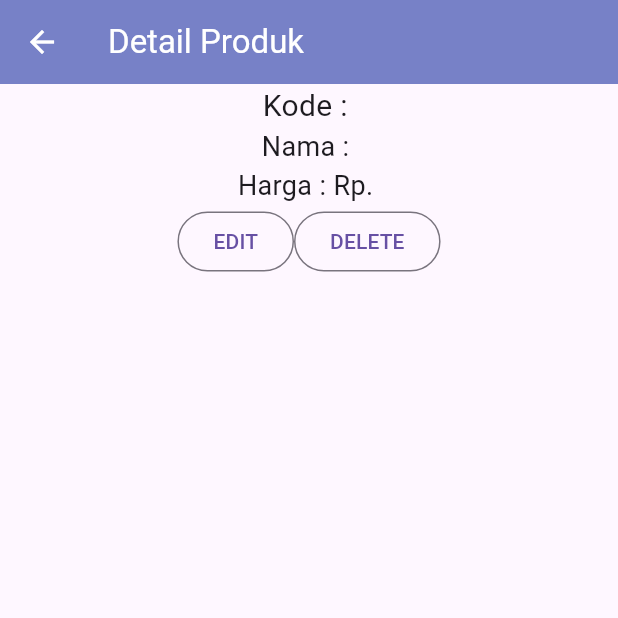
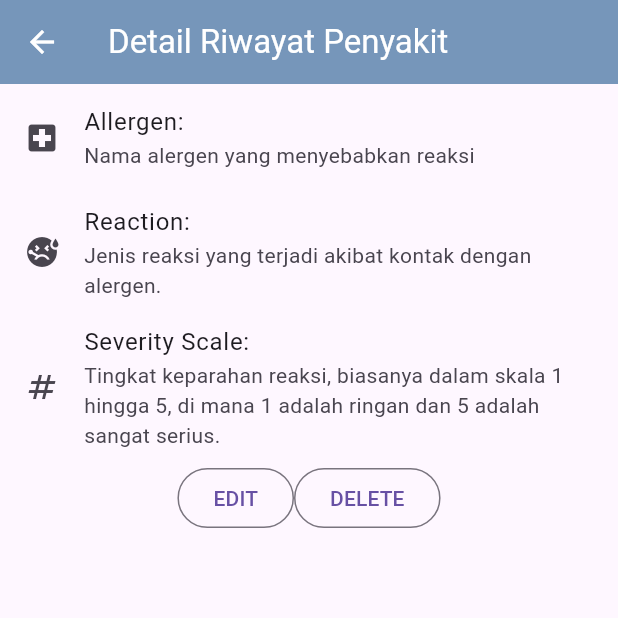
Before and after one commit to bintangyosua/manajemen_riwayat_alergi, a Flutter app: the ProdukDetail screen opened directly with empty values, on a phone screen of 412 x 824 dp, the top half of it. Run offline on Flutter 3.47's test engine with Material 3 defaults, Android fonts, the phone set to English and light mode, and no system bars; our stand-ins replace shared_preferences; accounts and stored records are empty.

Commit message:
coloring 1 finished

```diff
--- a/lib/main.dart
+++ b/lib/main.dart
@@ -42,8 +42,8 @@ class _MyAppState extends State<MyApp> {
       home: page,
       theme: ThemeData(
           primarySwatch: Colors.blue,
-          appBarTheme: AppBarTheme(
-              backgroundColor: Colors.indigo[300],
+          appBarTheme: const AppBarTheme(
+              backgroundColor: Color.fromRGBO(120, 157, 188, 1),
               foregroundColor: Colors.white,
               elevation: 4.0)),
     );
--- a/lib/ui/login_page.dart
+++ b/lib/ui/login_page.dart
@@ -30,7 +30,7 @@ class _LoginPageState extends State<LoginPage> {
             child: Column(
               children: [
                 Text(
-                    'Silahkan login terlebih dahulu untuk masuk ke Toko Minuet',
+                    'Silahkan login terlebih dahulu untuk masuk ke Aplikasi Manajemen Riwayat Alergi',
                     style: Theme.of(context).textTheme.bodyMedium),
                 _emailTextField(),
                 _passwordTextField(),
--- a/lib/ui/produk_detail.dart
+++ b/lib/ui/produk_detail.dart
@@ -7,8 +7,8 @@ import 'package:manajemen_riwayat_alergi/widget/warning_dialog.dart';
 
 // ignore: must_be_immutable
 class ProdukDetail extends StatefulWidget {
-  Produk? produk;
-  ProdukDetail({Key? key, this.produk}) : super(key: key);
+  Produk produk;
+  ProdukDetail({Key? key, required this.produk}) : super(key: key);
   @override
   _ProdukDetailState createState() => _ProdukDetailState();
 }
@@ -18,22 +18,30 @@ class _ProdukDetailState extends State<ProdukDetail> {
   Widget build(BuildContext context) {
     return Scaffold(
       appBar: AppBar(
-        title: const Text('Detail Produk'),
+        title: const Text('Detail Riwayat Penyakit'),
       ),
       body: Center(
         child: Column(
           children: [
-            Text(
-              "Kode : ${widget.produk!.allergen}",
-              style: const TextStyle(fontSize: 20.0),
+            ListTile(
+              leading: const Icon(Icons.local_hospital),
+              title:
+                  Text('Allergen: ${widget.produk.allergen}' ?? 'Tanpa nama'),
+              subtitle: const Text('Nama alergen yang menyebabkan reaksi'),
             ),
-            Text(
-              "Nama : ${widget.produk!.reaction}",
-              style: const TextStyle(fontSize: 18.0),
+            ListTile(
+              leading: const Icon(Icons.sick),
+              title:
+                  Text('Reaction: ${widget.produk.reaction}' ?? 'Tanpa nama'),
+              subtitle: const Text(
+                  'Jenis reaksi yang terjadi akibat kontak dengan alergen.'),
             ),
-            Text(
-              "Harga : Rp. ${widget.produk!.severity_scale.toString()}",
-              style: const TextStyle(fontSize: 18.0),
+            ListTile(
+              leading: const Icon(Icons.numbers),
+              title: Text(
+                  'Severity Scale: ${widget.produk.severity_scale.toString()}'),
+              subtitle: const Text(
+                  'Tingkat keparahan reaksi, biasanya dalam skala 1 hingga 5, di mana 1 adalah ringan dan 5 adalah sangat serius.'),
             ),
             _tombolHapusEdit()
           ],
--- a/lib/ui/produk_form.dart
+++ b/lib/ui/produk_form.dart
@@ -29,16 +29,16 @@ class _ProdukFormState extends State<ProdukForm> {
   isUpdate() {
     if (widget.produk != null) {
       setState(() {
-        judul = "UBAH PRODUK";
-        tombolSubmit = "UBAH";
+        judul = "Ubah Riwayat Penyakit";
+        tombolSubmit = "Ubah";
         _kodeProdukTextboxController.text = widget.produk!.allergen!;
         _namaProdukTextboxController.text = widget.produk!.reaction!;
         _hargaProdukTextboxController.text =
             widget.produk!.severity_scale.toString();
       });
     } else {
-      judul = "TAMBAH PRODUK";
-      tombolSubmit = "SIMPAN";
+      judul = "Tambah Riwayat Penyakit";
+      tombolSubmit = "Simpan";
     }
   }
 
--- a/lib/ui/produk_page.dart
+++ b/lib/ui/produk_page.dart
@@ -31,7 +31,7 @@ class _ProdukPageState extends State<ProdukPage> {
         ],
       ),
       drawer: Drawer(
-        backgroundColor: Colors.green[300],
+        backgroundColor: const Color.fromRGBO(165, 182, 141, 1),
         child: ListView(
           children: [
             ListTile(
--- a/lib/ui/registrasi_page.dart
+++ b/lib/ui/registrasi_page.dart
@@ -30,7 +30,7 @@ class _RegistrasiPageState extends State<RegistrasiPage> {
               mainAxisAlignment: MainAxisAlignment.center,
               children: [
                 Text(
-                    'Silahkan registrasi terlebih dahulu untuk mendaftarkan diri ke Toko Minuet',
+                    'Silahkan registrasi terlebih dahulu untuk mendaftarkan diri ke Aplikasi Manajemen Riwayat Alergi',
                     style: Theme.of(context).textTheme.bodyMedium),
                 _namaTextField(),
                 _emailTextField(),
```
